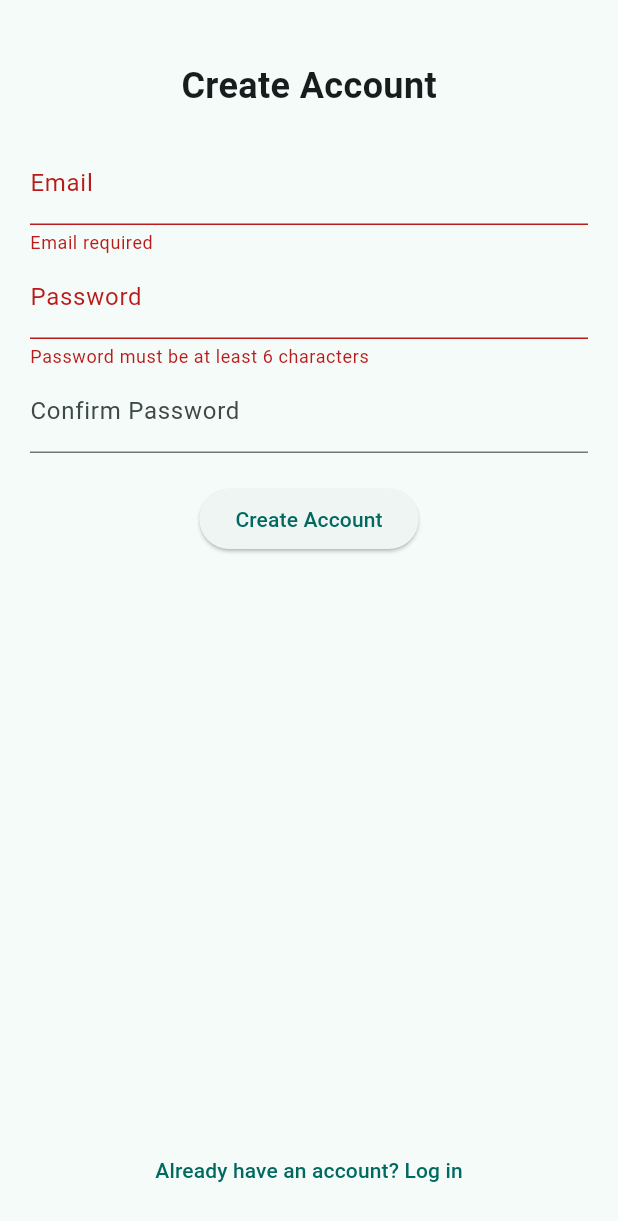
After one commit to yieniggu/multicamera-tracking, a Flutter app: the RegisterScreen screen opened directly, after a tap on "Create Account", on a phone screen of 412 x 824 dp. The commit adds this screen. Shown: the top 1221 px of the screen. Run offline on Flutter 3.47's test engine with Material 3 defaults, Android fonts, the light colour scheme and no system bars; our stand-ins replace firebase_auth, firebase_core, get_it, hive, hive_flutter, shared_preferences; missing offline and left inert: flutter_vlc_player; accounts and stored records are empty; network calls fail.

Commit message:
feat(auth): add registration flow with validation and seamless login transition

```diff
--- a/lib/data/repositories_impl/firebase_auth_repository.dart
+++ b/lib/data/repositories_impl/firebase_auth_repository.dart
@@ -39,6 +39,8 @@ class FirebaseAuthRepository implements AuthRepository {
       email: email,
       password: password,
     );
+    final prefs = await SharedPreferences.getInstance();
+    await prefs.setBool('is_guest', false);
     return _userFromFirebase(userCred.user);
   }
 
--- a/lib/presentation/screens/login_screen.dart
+++ b/lib/presentation/screens/login_screen.dart
@@ -1,6 +1,7 @@
 import 'package:flutter/material.dart';
 import 'package:multicamera_tracking/config/di.dart';
 import 'package:multicamera_tracking/domain/repositories/auth_repository.dart';
+import 'package:multicamera_tracking/presentation/screens/register_screen.dart';
 import 'package:shared_preferences/shared_preferences.dart';
 import 'package:multicamera_tracking/presentation/screens/auth_gate.dart';
 
@@ -85,6 +86,15 @@ class _LoginScreenState extends State<LoginScreen> {
             ),
             const SizedBox(height: 20),
             ElevatedButton(onPressed: _signIn, child: const Text("Login")),
+            TextButton(
+              onPressed: () {
+                Navigator.push(
+                  context,
+                  MaterialPageRoute(builder: (_) => const RegisterScreen()),
+                );
+              },
+              child: const Text("Don't have an account? Register"),
+            ),
             if (!hideGuestButton)
               TextButton.icon(
                 icon: const Icon(Icons.person_outline),
--- /dev/null
+++ b/lib/presentation/screens/register_screen.dart
@@ -0,0 +1,125 @@
+import 'package:flutter/material.dart';
+import 'package:multicamera_tracking/config/di.dart';
+import 'package:multicamera_tracking/domain/repositories/auth_repository.dart';
+import 'package:multicamera_tracking/presentation/screens/auth_gate.dart';
+
+class RegisterScreen extends StatefulWidget {
+  const RegisterScreen({super.key});
+
+  @override
+  State<RegisterScreen> createState() => _RegisterScreenState();
+}
+
+class _RegisterScreenState extends State<RegisterScreen> {
+  final emailCtrl = TextEditingController();
+  final passCtrl = TextEditingController();
+  final confirmCtrl = TextEditingController();
+
+  final _formKey = GlobalKey<FormState>();
+  bool isLoading = false;
+
+  Future<void> _register() async {
+    if (!_formKey.currentState!.validate()) return;
+
+    final repo = getIt<AuthRepository>();
+    setState(() => isLoading = true);
+
+    try {
+      await repo.registerWithEmail(emailCtrl.text.trim(), passCtrl.text.trim());
+
+      if (context.mounted) {
+        Navigator.of(context).pushAndRemoveUntil(
+          MaterialPageRoute(builder: (_) => const AuthGate()),
+          (route) => false,
+        );
+      }
+    } catch (e) {
+      ScaffoldMessenger.of(
+        context,
+      ).showSnackBar(SnackBar(content: Text("Registration failed: $e")));
+    } finally {
+      setState(() => isLoading = false);
+    }
+  }
+
+  @override
+  void dispose() {
+    emailCtrl.dispose();
+    passCtrl.dispose();
+    confirmCtrl.dispose();
+    super.dispose();
+  }
+
+  @override
+  Widget build(BuildContext context) {
+    return Scaffold(
+      body: SafeArea(
+        child: Padding(
+          padding: const EdgeInsets.all(20),
+          child: Column(
+            children: [
+              const SizedBox(height: 20),
+              const Text(
+                "Create Account",
+                style: TextStyle(fontSize: 24, fontWeight: FontWeight.bold),
+              ),
+              const SizedBox(height: 20),
+              Form(
+                key: _formKey,
+                child: Column(
+                  children: [
+                    TextFormField(
+                      controller: emailCtrl,
+                      decoration: const InputDecoration(labelText: "Email"),
+                      validator: (value) {
+                        if (value == null || value.isEmpty)
+                          return "Email required";
+                        if (!value.contains('@')) return "Invalid email";
+                        return null;
+                      },
+                    ),
+                    TextFormField(
+                      controller: passCtrl,
+                      obscureText: true,
+                      decoration: const InputDecoration(labelText: "Password"),
+                      validator: (value) {
+                        if (value == null || value.length < 6) {
+                          return "Password must be at least 6 characters";
+                        }
+                        return null;
+                      },
+                    ),
+                    TextFormField(
+                      controller: confirmCtrl,
+                      obscureText: true,
+                      decoration: const InputDecoration(
+                        labelText: "Confirm Password",
+                      ),
+                      validator: (value) {
+                        if (value != passCtrl.text)
+                          return "Passwords do not match";
+                        return null;
+                      },
+                    ),
+                    const SizedBox(height: 20),
+                    ElevatedButton(
+                      onPressed: isLoading ? null : _register,
+                      child: isLoading
+                          ? const CircularProgressIndicator()
+                          : const Text("Create Account"),
+                    ),
+                  ],
+                ),
+              ),
+              const Spacer(),
+              TextButton(
+                onPressed: () => Navigator.of(context).pop(),
+                child: const Text("Already have an account? Log in"),
+              ),
+            ],
+          ),
+        ),
+      ),
+    );
+  }
+}
```
